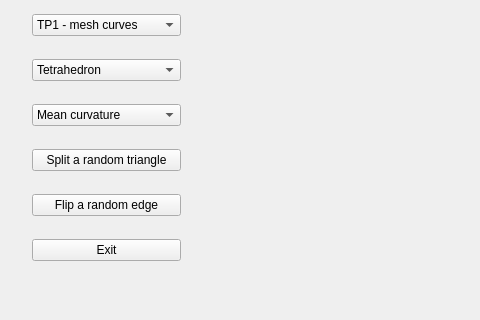
Qt form mainwindow.ui (thomas-raynaud/Mesh_Computational_Geometry) before a commit; both pictures show x 0 to 480 and y 97 to 417 of the 747 by 528 pixel window.
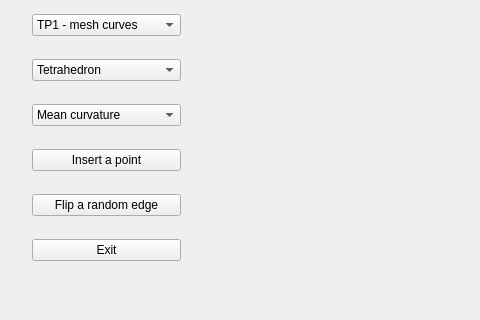
The same form after that commit. Custom widgets are drawn as their Qt base class.

```diff
--- a/mainwindow.ui
+++ b/mainwindow.ui
@@ -113,7 +113,7 @@
         <item>
          <widget class="QPushButton" name="pushButtonSplitTriangle">
           <property name="text">
-           <string>Split a random triangle</string>
+           <string>Insert a point</string>
           </property>
          </widget>
         </item>
```
Left out of the diff: 2 changed lines with no effect on the pictures.
